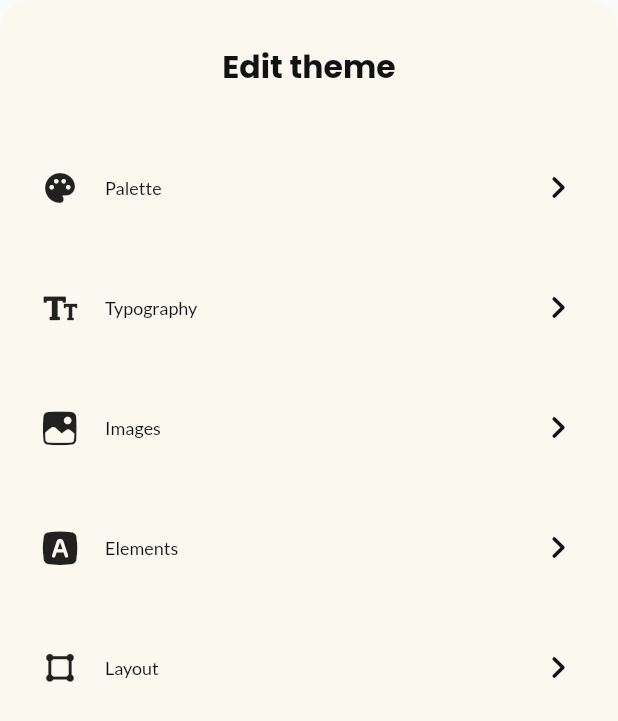
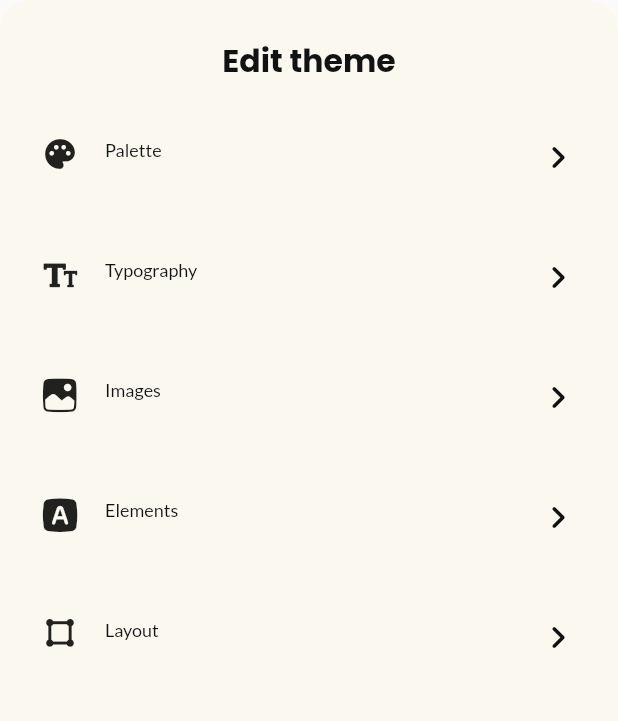
Before and after one commit to cjwg/onodu, a Flutter app: the ThemeSettingsWidget widget shown alone on an empty page, opened directly, on a phone screen of 412 x 824 dp. Shown: the top 721 px of the screen. Run offline on Flutter 3.47's test engine with Material 2 defaults, Android fonts, the phone set to English and light mode, and no system bars; our stand-ins replace auto_size_text, dropdown_button2, flutter_animate, flutter_colorpicker, font_awesome_flutter, from_css_color and 6 more; missing offline and left inert: json_path; accounts and stored records are empty; statements that could not run were skipped.

Commit message:
Updating to latest FlutterFlow output.

```diff
--- a/lib/components/theme_card/theme_card_widget.dart
+++ b/lib/components/theme_card/theme_card_widget.dart
@@ -56,6 +56,7 @@ class _ThemeCardWidgetState extends State<ThemeCardWidget> {
         child: Row(
           mainAxisSize: MainAxisSize.max,
           mainAxisAlignment: MainAxisAlignment.start,
+          crossAxisAlignment: CrossAxisAlignment.start,
           children: [
             Container(
               width: 60.0,
@@ -63,7 +64,7 @@ class _ThemeCardWidgetState extends State<ThemeCardWidget> {
                 color: FlutterFlowTheme.of(context).primaryBackground,
               ),
               child: Align(
-                alignment: AlignmentDirectional(0.0, 0.0),
+                alignment: AlignmentDirectional(0.0, -0.65),
                 child: widget.componentIcon!,
               ),
             ),
@@ -73,7 +74,7 @@ class _ThemeCardWidgetState extends State<ThemeCardWidget> {
                 decoration: BoxDecoration(
                   color: FlutterFlowTheme.of(context).primaryBackground,
                 ),
-                alignment: AlignmentDirectional(-1.0, 0.0),
+                alignment: AlignmentDirectional(-1.0, -0.65),
                 child: Text(
                   widget.componentName,
                   textAlign: TextAlign.start,
@@ -83,13 +84,17 @@ class _ThemeCardWidgetState extends State<ThemeCardWidget> {
             ),
             Container(
               width: 60.0,
+              height: MediaQuery.of(context).size.height * 1.0,
               decoration: BoxDecoration(
                 color: FlutterFlowTheme.of(context).primaryBackground,
               ),
-              child: Icon(
-                Icons.chevron_right_rounded,
-                color: FlutterFlowTheme.of(context).primaryText,
-                size: 30.0,
+              child: Align(
+                alignment: AlignmentDirectional(0.0, -0.65),
+                child: Icon(
+                  Icons.chevron_right_rounded,
+                  color: FlutterFlowTheme.of(context).primaryText,
+                  size: 30.0,
+                ),
               ),
             ),
           ],
--- a/lib/components/theme_settings/theme_settings_widget.dart
+++ b/lib/components/theme_settings/theme_settings_widget.dart
@@ -76,9 +76,7 @@ class _ThemeSettingsWidgetState extends State<ThemeSettingsWidget> {
                 PageController(initialPage: 0),
             scrollDirection: Axis.horizontal,
             children: [
-              Padding(
-                padding: EdgeInsetsDirectional.fromSTEB(0.0, 4.0, 0.0, 0.0),
-                child: Column(
+              Column(
                 mainAxisSize: MainAxisSize.max,
                 crossAxisAlignment: CrossAxisAlignment.stretch,
                 children: [
@@ -161,7 +159,6 @@ class _ThemeSettingsWidgetState extends State<ThemeSettingsWidget> {
                     ],
                   ),
                 ],
-                ),
               ),
               Column(
                 mainAxisSize: MainAxisSize.max,
```
Lines whose indentation alone changed are shown as unchanged.
